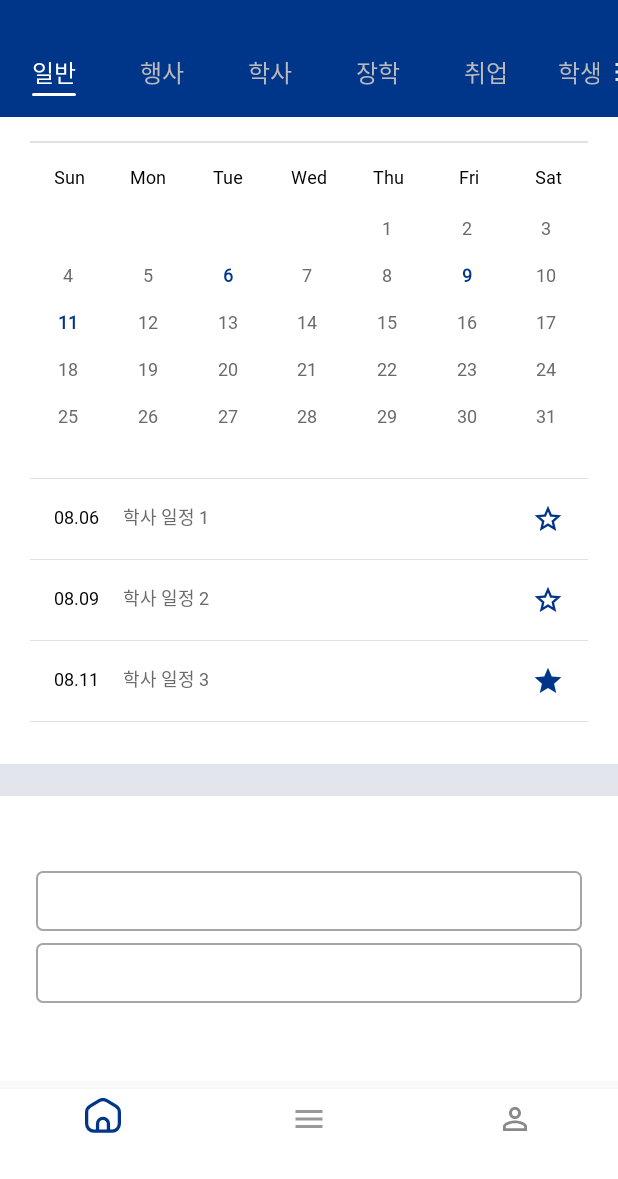
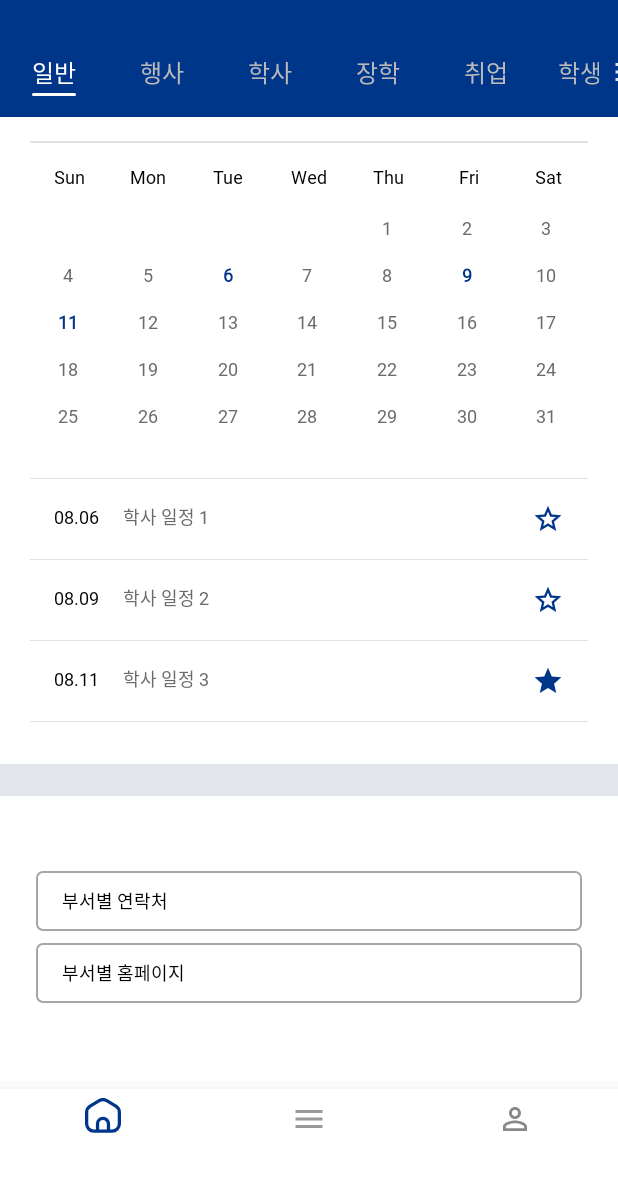
Before and after one commit to DEPthes/3rd-MVP-Neverland-Android, an Android app: the screen it shows after launch (HomeActivity), scrolled down 586 dp, on a phone screen of 412 x 824 dp, the part 57-1236 px from its top. Run offline under Robolectric (Android 15) with nearby library versions, the phone set to English and light mode, and no system bars; our stand-ins replace data binding; libraries missing offline, so code that uses them is left out: com.orhanobut.logger; pictures from the network do not load; 2 statements that could not run were skipped.

Commit message:
[ feat ] Update Color Name

```diff
--- a/ThinkerBell/app/src/main/res/drawable/recent_search_word_background.xml
+++ b/ThinkerBell/app/src/main/res/drawable/recent_search_word_background.xml
@@ -1,5 +1,5 @@
 <?xml version="1.0" encoding="utf-8"?>
 <shape xmlns:android="http://schemas.android.com/apk/res/android">
-    <solid android:color="@color/gray_E4E9EF"/>
+    <solid android:color="@color/gray_E4E9EF_alpha_77"/>
     <corners android:radius="100dp"/>
 </shape>
--- a/ThinkerBell/app/src/main/res/layout/fragment_home.xml
+++ b/ThinkerBell/app/src/main/res/layout/fragment_home.xml
@@ -160,6 +160,8 @@
                     android:gravity="fill_vertical"
                     android:outlineProvider="none"
                     android:paddingHorizontal="17dp"
+
+                    android:textColor="@color/primary3"
                     android:text="부서별 연락처"
                     style="@style/Paragraph_Small" />
 
@@ -173,6 +175,7 @@
                     android:gravity="fill_vertical"
                     android:outlineProvider="none"
                     android:paddingHorizontal="17dp"
+                    android:textColor="@color/primary3"
                     android:text="부서별 홈페이지"
                     style="@style/Paragraph_Small" />
             </LinearLayout>
--- a/ThinkerBell/app/src/main/res/values/colors.xml
+++ b/ThinkerBell/app/src/main/res/values/colors.xml
@@ -15,10 +15,13 @@
 
     <color name="red_gray_700">#404040</color>
     <color name="red_gray_500">#6B6B6B</color>
+    <color name="red_gray_400">#898989</color>
+    <color name="red_gray_100">#E1E1E1</color>
+
     <color name="gray_565656">#565656</color>
     <color name="gray_ACACAD">#ACACAD</color>
     <color name="gray_898989">#898989</color>
-    <color name="gray_E4E9EF">#C4E4E9EF</color>
+    <color name="gray_E4E9EF_alpha_77">#C4E4E9EF</color>
 
     <color name="category_bg">#E4E9EF</color>
 </resources>
```
